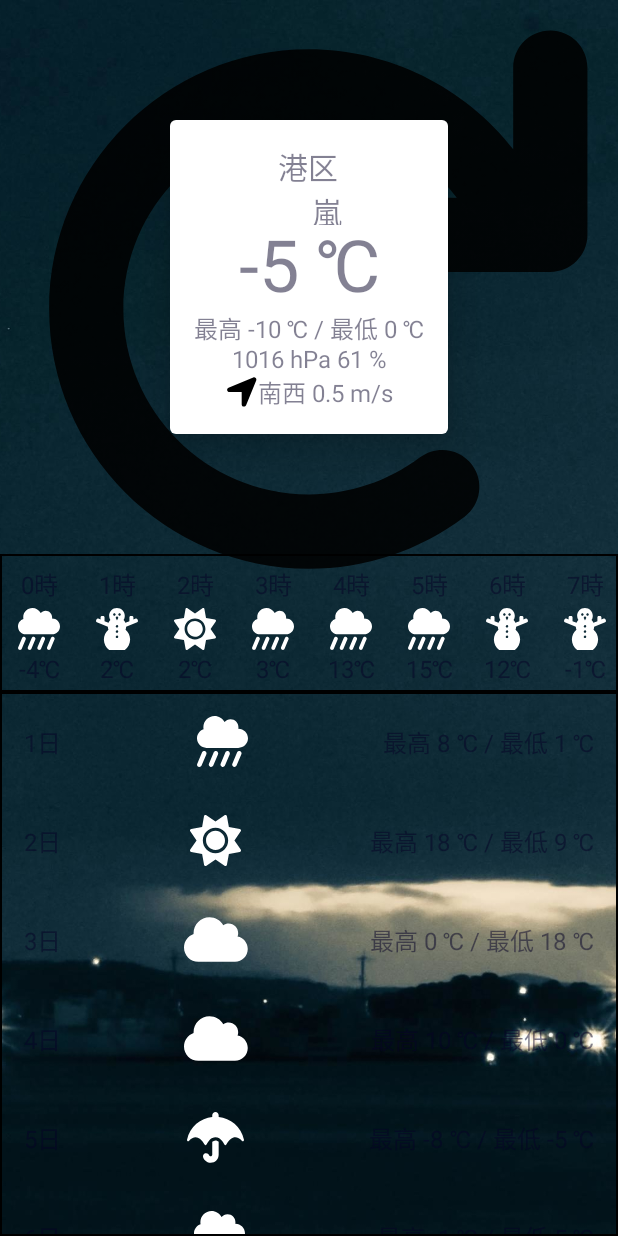
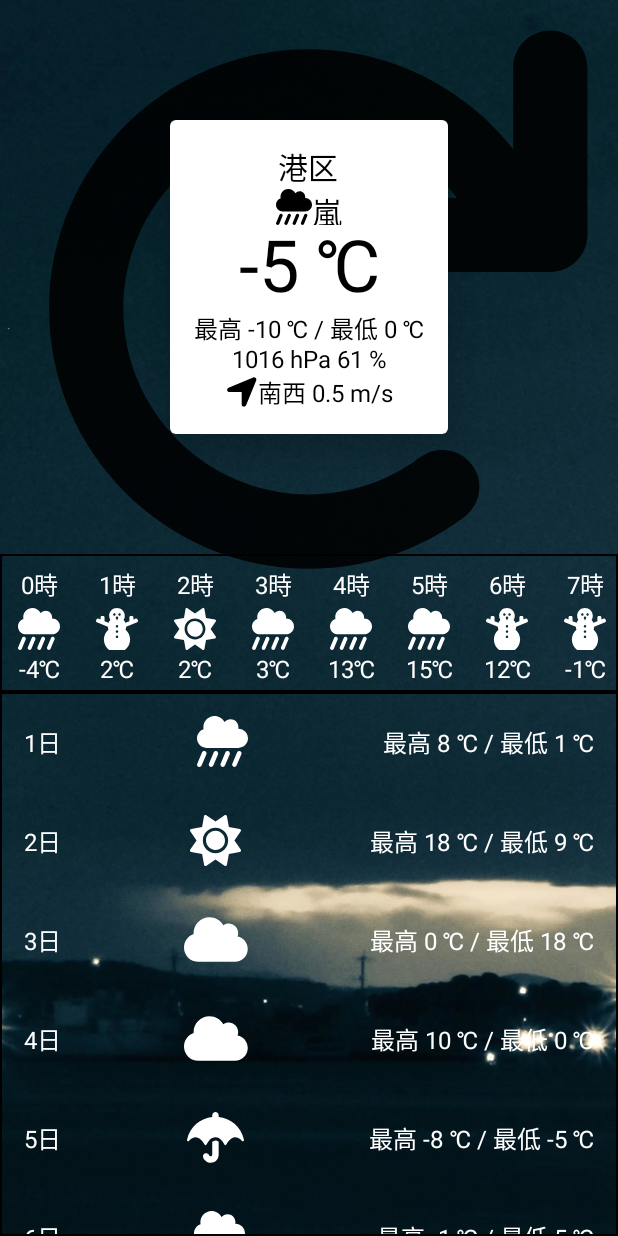
Before and after one commit to s-kamada/weather_apps, an Android app built with Jetpack Compose: the screen it shows after launch (MainActivity), on a phone screen of 412 x 824 dp. Run offline under Robolectric (Android 15) with nearby library versions, the phone set to English and light mode, and no system bars.

Commit message:
天気に合わせて文字、画像色が変わるようにする

```diff
--- a/app/src/main/java/com/example/weather_competition_1632/MainActivity.kt
+++ b/app/src/main/java/com/example/weather_competition_1632/MainActivity.kt
@@ -26,9 +26,7 @@ class MainActivity : ComponentActivity() {
         super.onCreate(savedInstanceState)
 
         setContent {
-            AppTheme {
             Contents()
-            }
         }
     }
 
@@ -41,6 +39,7 @@ class MainActivity : ComponentActivity() {
         val isDarkTheme = remember { mutableStateOf(weatherBusinessModel.value.weather.isDarkTheme()) }
 
         // A surface container using the 'background' color from the theme
+        AppTheme(isDarkTheme.value) {
             Surface(
                 color = MaterialTheme.colors.background,
             ) {
@@ -60,16 +59,20 @@ class MainActivity : ComponentActivity() {
                     },
                     modifier = Modifier.padding(buttonPading)
                 ) {
-                Icon(painter = painterResource(id = R.drawable.ic_refresh_dark), contentDescription = "")
+                    Icon(
+                        painter = painterResource(id = R.drawable.ic_refresh_dark),
+                        contentDescription = ""
+                    )
                 }
 
                 Column(
                     horizontalAlignment = Alignment.CenterHorizontally
                 ) {
-                WeatherCard(weatherBusinessModel.value, isDarkTheme.value)
+                    WeatherCard(weatherBusinessModel.value)
                     OneDayForecast(weatherBusinessModel.value.oneDayForecast, isDarkTheme.value)
                     WeeklyForecast(weatherBusinessModel.value.weeklyForecast, isDarkTheme.value)
                 }
             }
         }
     }
+}
--- a/app/src/main/java/com/example/weather_competition_1632/OneDayForecast.kt
+++ b/app/src/main/java/com/example/weather_competition_1632/OneDayForecast.kt
@@ -41,6 +41,7 @@ fun OneHourForecastCell(
     val cellHeight = dimensionResource(id = R.dimen.oneday_forecast_cell_height)
     val cellPadding = dimensionResource(id = R.dimen.oneday_forecast_cell_padding)
     val imagePadding = dimensionResource(id = R.dimen.oneday_forecast_cell_image_padding)
+    val color = if(isDarkTheme) Color.Black else Color.White
 
     Column(
         verticalArrangement = Arrangement.SpaceBetween,
@@ -49,7 +50,7 @@ fun OneHourForecastCell(
             .size(cellWidth, cellHeight)
             .padding(cellPadding)
     ) {
-        Texts.Description(text = forecast.time)
+        Texts.Description(text = forecast.time, color = color)
         Image(
             painter = painterResource(id = forecast.weather.image(isDarkTheme)),
             contentDescription = "",
@@ -57,7 +58,7 @@ fun OneHourForecastCell(
                 .fillMaxWidth()
                 .padding(imagePadding)
         )
-        Texts.Description(text = forecast.temperature)
+        Texts.Description(text = forecast.temperature, color = color)
     }
 }
 
--- a/app/src/main/java/com/example/weather_competition_1632/WeatherCard.kt
+++ b/app/src/main/java/com/example/weather_competition_1632/WeatherCard.kt
@@ -16,8 +16,7 @@ import com.example.weather_competition_1632.ui.theme.*
 
 @Composable
 fun WeatherCard(
-    weather: WeatherBusinessModel,
-    isDarkTheme: Boolean
+    weather: WeatherBusinessModel
 ) {
     val cardElevation = dimensionResource(id = R.dimen.card_contents_padding)
     val cardPadding = dimensionResource(id = R.dimen.card_padding)
@@ -36,7 +35,7 @@ fun WeatherCard(
         ) {
             Texts.Body(text = weather.location)
             ImageWithText(
-                image = weather.weather.image(isDarkTheme),
+                image = weather.weather.image(true),
                 text = weather.weather.description(),
                 height = textHeight,
                 style = Texts.Style.BODY
@@ -84,6 +83,6 @@ fun ImageWithText(
 @Composable
 fun DefaultPreview() {
     AppTheme {
-        WeatherCard(WeatherBusinessModel.mock(), true)
+        WeatherCard(WeatherBusinessModel.mock())
     }
 }
--- a/app/src/main/java/com/example/weather_competition_1632/WeeklyForecast.kt
+++ b/app/src/main/java/com/example/weather_competition_1632/WeeklyForecast.kt
@@ -84,6 +84,7 @@ fun WeekDayForecastCollapsed(
 ) {
     val cellHeight = dimensionResource(id = R.dimen.weekday_forecast_cell_height)
     val cellPadding = dimensionResource(id = R.dimen.weekday_forecast_cell_padding)
+    val color = if (isDarkTheme) Color.Black else Color.White
 
     Row(
         horizontalArrangement = Arrangement.SpaceBetween,
@@ -93,7 +94,10 @@ fun WeekDayForecastCollapsed(
             .height(cellHeight)
             .padding(cellPadding)
     ) {
-        Texts.Description(text = stringResource(id = R.string.day, forecast.day))
+        Texts.Description(
+            text = stringResource(id = R.string.day, forecast.day),
+            color = color
+        )
         Image(
             painter = painterResource(id = forecast.weather.image(isDarkTheme)),
             contentDescription = "",
@@ -104,7 +108,8 @@ fun WeekDayForecastCollapsed(
                 id = R.string.temperature_max_min,
                 forecast.maxTemperature,
                 forecast.minTemperature
-            )
+            ),
+            color = color
         )
     }
 }
@@ -126,7 +131,9 @@ fun WeekDayForecastExpanded(
     ) {
         Row(
             horizontalArrangement = Arrangement.SpaceBetween,
-            modifier = Modifier.fillMaxWidth().padding(contentsPadding)
+            modifier = Modifier
+                .fillMaxWidth()
+                .padding(contentsPadding)
         ) {
             Texts.Body(text = "1月 ${forecast.day}日")
             Image(
@@ -137,7 +144,9 @@ fun WeekDayForecastExpanded(
         }
         Row(
             horizontalArrangement = Arrangement.SpaceBetween,
-            modifier = Modifier.fillMaxWidth().padding(contentsPadding)
+            modifier = Modifier
+                .fillMaxWidth()
+                .padding(contentsPadding)
         ) {
             Texts.Description(
                 text = stringResource(id = R.string.temperature_max_min, forecast.maxTemperature, forecast.minTemperature)
@@ -145,7 +154,9 @@ fun WeekDayForecastExpanded(
         }
         Row(
             horizontalArrangement = Arrangement.SpaceBetween,
-            modifier = Modifier.fillMaxWidth().padding(contentsPadding)
+            modifier = Modifier
+                .fillMaxWidth()
+                .padding(contentsPadding)
         ) {
             Texts.Description(
                 text = stringResource(id = R.string.pressure_and_humidity, forecast.pressure, forecast.humidity)
@@ -153,7 +164,9 @@ fun WeekDayForecastExpanded(
         }
         Row(
             horizontalArrangement = Arrangement.SpaceBetween,
-            modifier = Modifier.fillMaxWidth().padding(contentsPadding)
+            modifier = Modifier
+                .fillMaxWidth()
+                .padding(contentsPadding)
         ) {
             Texts.Description(
                 text = stringResource(id = R.string.wind_direction_speed, forecast.windDirection, forecast.windSpeed)
--- a/app/src/main/java/com/example/weather_competition_1632/ui/theme/Texts.kt
+++ b/app/src/main/java/com/example/weather_competition_1632/ui/theme/Texts.kt
@@ -1,8 +1,10 @@
 package com.example.weather_competition_1632.ui.theme
 
+import androidx.compose.material.Colors
 import androidx.compose.material.MaterialTheme
 import androidx.compose.material.Text
 import androidx.compose.runtime.Composable
+import androidx.compose.ui.graphics.Color
 
 object Texts {
 
@@ -12,36 +14,40 @@ object Texts {
         DESCRIPTION
     }
 
+    // TODO: dark/lightのロジックをリファクタ
     @Composable
-    fun Build(text: String, style: Style) {
+    fun Build(text: String, style: Style, color: Color = Color.Black) {
         when (style) {
-            Style.HEADER -> Header(text = text)
-            Style.BODY -> Body(text = text)
-            Style.DESCRIPTION -> Description(text = text)
+            Style.HEADER -> Header(text = text, color = color)
+            Style.BODY -> Body(text = text, color = color)
+            Style.DESCRIPTION -> Description(text = text, color = color)
         }
     }
 
     @Composable
-    fun Header(text: String) {
+    fun Header(text: String, color: Color = Color.Black) {
         Text(
             text = text,
             style = MaterialTheme.typography.h3,
+            color = color
         )
     }
 
     @Composable
-    fun Body(text: String) {
+    fun Body(text: String, color: Color = Color.Black) {
         Text(
             text = text,
-            style = MaterialTheme.typography.h6
+            style = MaterialTheme.typography.h6,
+            color = color
         )
     }
 
     @Composable
-    fun Description(text: String) {
+    fun Description(text: String, color: Color = Color.Black) {
         Text(
             text = text,
-            style = MaterialTheme.typography.body1
+            style = MaterialTheme.typography.body1,
+            color = color
         )
     }
 }
--- a/app/src/main/java/com/example/weather_competition_1632/ui/theme/Type.kt
+++ b/app/src/main/java/com/example/weather_competition_1632/ui/theme/Type.kt
@@ -10,8 +10,8 @@ import com.example.weather_competition_1632.R
 
 // Set of Material typography styles to start with
 val GeneralFont = FontFamily.Default
-val DarkFontColor = Color(R.color.black)
-val LightFontColor = Color(R.color.white)
+val DarkFontColor = Color.Black
+val LightFontColor = Color.White
 val DarkTypography = Typography(
     h3 = TextStyle(
         fontFamily = GeneralFont,
```
Lines whose indentation alone changed are shown as unchanged.
